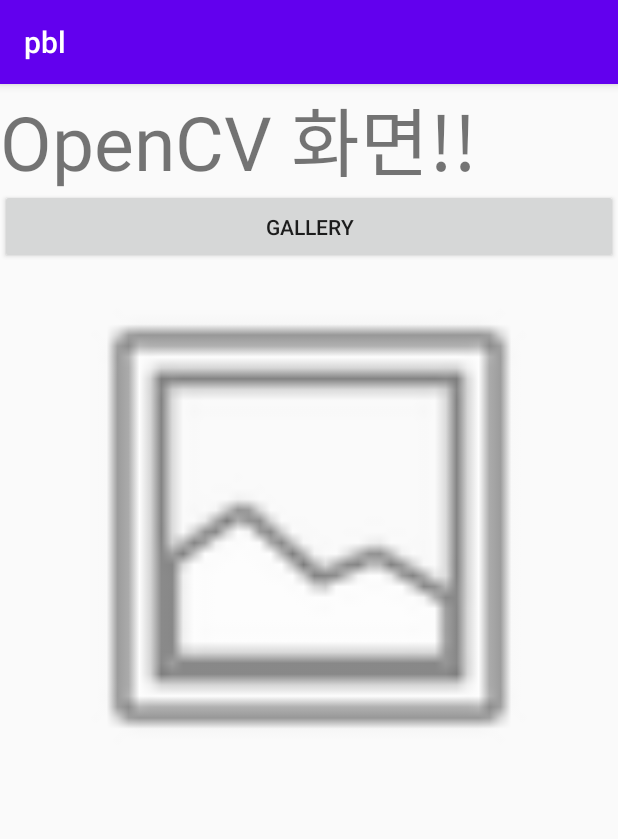
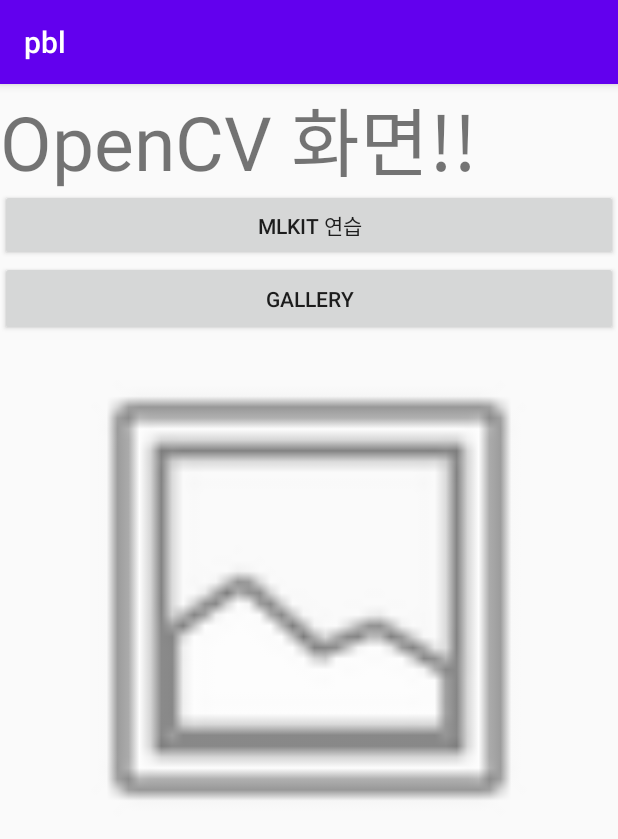
Before and after one commit to MinYoung-Lim/ADI, an Android app: the Opencv_MainActivity screen opened directly, with no data from a screen before it, on a phone screen of 412 x 824 dp. Shown: the top 839 px of the screen. Run offline under Robolectric (Android 15) with nearby library versions, the phone set to English and light mode, and no system bars.

Commit message:
mlkit 코드만 올림 (실행은 안됨)

```diff
--- a/app/src/main/java/com/adoublei/pbl/Opencv_MainActivity.java
+++ b/app/src/main/java/com/adoublei/pbl/Opencv_MainActivity.java
@@ -16,6 +16,7 @@
 
     ImageView gallery_img;
     Button gallery_btn;
+    Button btn_mlkit;
 
     @Override
     protected void onCreate(Bundle savedInstanceState) {
@@ -24,6 +25,15 @@
 
         gallery_btn = findViewById(R.id.btn_gallery); //gallery button
         gallery_img = findViewById(R.id.img_gallery); //imageView
+        btn_mlkit = findViewById(R.id.btn_mlkit);
+
+        btn_mlkit.setOnClickListener(new View.OnClickListener() {
+            @Override
+            public void onClick(View view) {
+                Intent intent = new Intent(getApplicationContext(), MLkitActivity2.class);
+                startActivity(intent);
+            }
+        });
 
         gallery_btn.setOnClickListener(new View.OnClickListener(){ // gallery button 클릭 시 album으로 이동
             public void onClick(View view){
--- a/app/src/main/res/layout/activity_opencv__main.xml
+++ b/app/src/main/res/layout/activity_opencv__main.xml
@@ -18,6 +18,12 @@
             android:textSize="50sp" />
 
         <Button
+            android:id="@+id/btn_mlkit"
+            android:layout_width="match_parent"
+            android:layout_height="wrap_content"
+            android:text="mlkit 연습"/>
+
+        <Button
             android:id="@+id/btn_gallery"
             android:layout_width="match_parent"
             android:layout_height="50dp"
@@ -31,4 +37,6 @@
 
     </LinearLayout>
 
+
+
 </LinearLayout>
--- a/build.gradle
+++ b/build.gradle
@@ -3,6 +3,10 @@
     repositories {
         google()
         jcenter()
+
+        maven{
+            url 'https://maven.google.com'
+        }
     }
     dependencies {
         classpath "com.android.tools.build:gradle:4.0.0"
```
Also changed, not shown: app/build.gradle (+11 -0 lines), app/src/main/AndroidManifest.xml (+8 -1 lines), app/src/main/java/com/adoublei/pbl/Encrypt_MainActivity.java (deleted, +0 -14 lines), app/src/main/res/layout/activity_encrypt__main.xml (+31 -4 lines).
